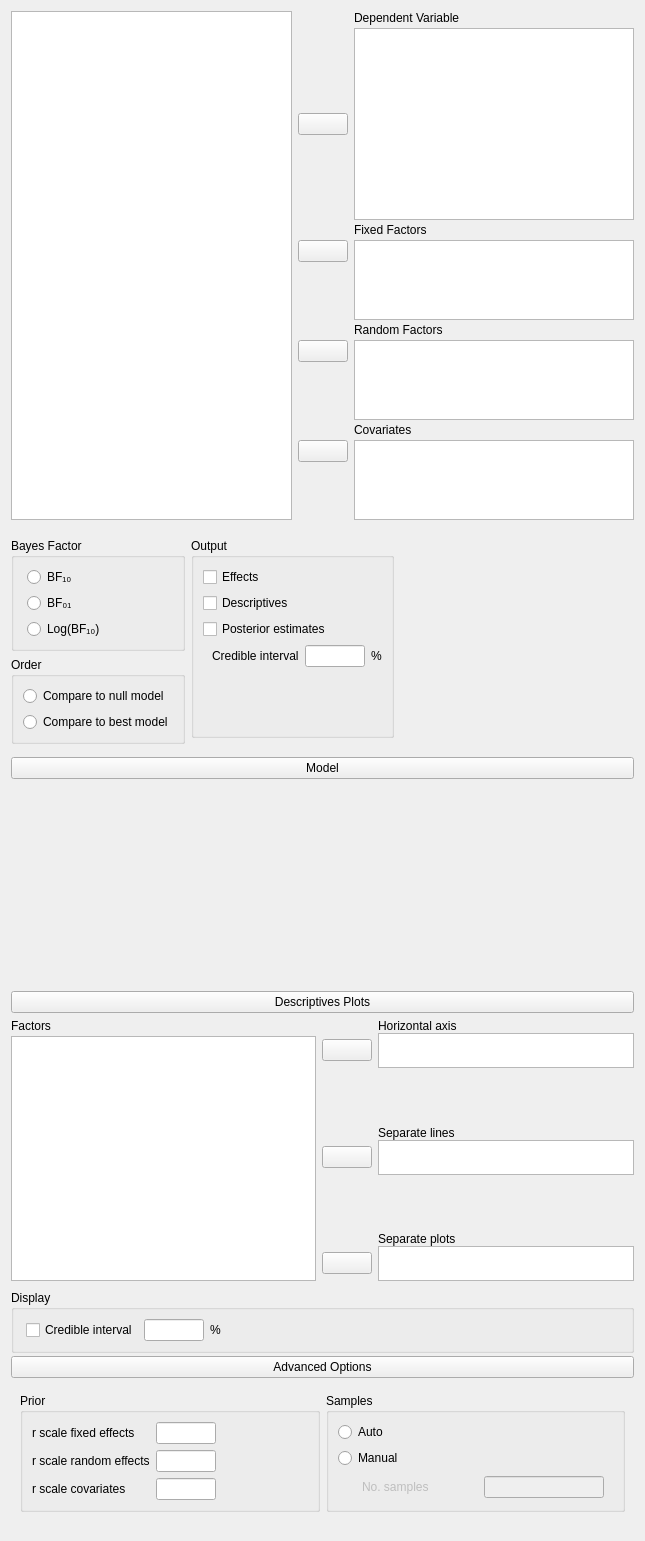
The window that JASP-Desktop/analysisforms/ancovabayesianform.ui (jasp-stats/jasp-desktop) describes before a commit, drawn with Qt 5.
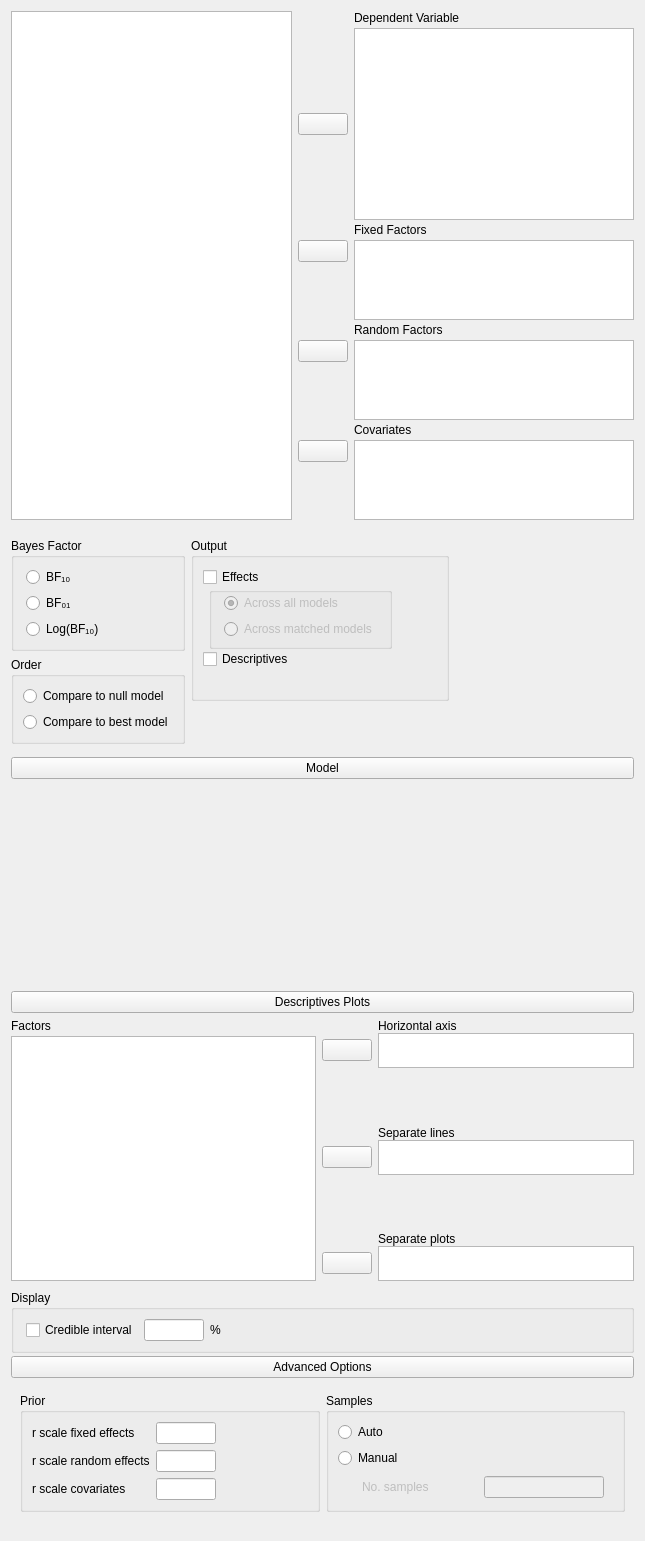
The same window after the commit. Custom widgets are drawn as their Qt base class.

```diff
--- a/JASP-Desktop/analysisforms/ancovabayesianform.ui
+++ b/JASP-Desktop/analysisforms/ancovabayesianform.ui
@@ -1129,151 +1129,6 @@
       <property name="bottomMargin">
        <number>0</number>
       </property>
-      <item row="0" column="1">
-       <widget class="QWidget" name="widget_3" native="true">
-        <layout class="QGridLayout" name="gridLayout_21">
-         <property name="leftMargin">
-          <number>0</number>
-         </property>
-         <property name="topMargin">
-          <number>0</number>
-         </property>
-         <property name="rightMargin">
-          <number>0</number>
-         </property>
-         <property name="bottomMargin">
-          <number>0</number>
-         </property>
-         <item row="0" column="0">
-          <widget class="GroupBox" name="groupBox_4">
-           <property name="sizePolicy">
-            <sizepolicy hsizetype="Fixed" vsizetype="Minimum">
-             <horstretch>0</horstretch>
-             <verstretch>0</verstretch>
-            </sizepolicy>
-           </property>
-           <property name="title">
-            <string>Output</string>
-           </property>
-           <layout class="QGridLayout" name="gridLayout_17">
-            <item row="3" column="0" colspan="3">
-             <widget class="QWidget" name="widgetPosteriorOptions" native="true">
-              <layout class="QGridLayout" name="gridLayout_19">
-               <property name="topMargin">
-                <number>0</number>
-               </property>
-               <property name="rightMargin">
-                <number>0</number>
-               </property>
-               <property name="bottomMargin">
-                <number>0</number>
-               </property>
-               <property name="verticalSpacing">
-                <number>3</number>
-               </property>
-               <item row="0" column="2">
-                <widget class="QLabel" name="label_12">
-                 <property name="sizePolicy">
-                  <sizepolicy hsizetype="Fixed" vsizetype="Fixed">
-                   <horstretch>0</horstretch>
-                   <verstretch>0</verstretch>
-                  </sizepolicy>
-                 </property>
-                 <property name="text">
-                  <string>%</string>
-                 </property>
-                </widget>
-               </item>
-               <item row="0" column="1">
-                <widget class="BoundTextBox" name="posteriorEstimatesCredibleIntervalInterval">
-                 <property name="sizePolicy">
-                  <sizepolicy hsizetype="Fixed" vsizetype="Preferred">
-                   <horstretch>0</horstretch>
-                   <verstretch>0</verstretch>
-                  </sizepolicy>
-                 </property>
-                 <property name="minimumSize">
-                  <size>
-                   <width>60</width>
-                   <height>0</height>
-                  </size>
-                 </property>
-                 <property name="maximumSize">
-                  <size>
-                   <width>60</width>
-                   <height>16777215</height>
-                  </size>
-                 </property>
-                </widget>
-               </item>
-               <item row="0" column="0">
-                <widget class="QLabel" name="label_14">
-                 <property name="sizePolicy">
-                  <sizepolicy hsizetype="Fixed" vsizetype="Fixed">
-                   <horstretch>0</horstretch>
-                   <verstretch>0</verstretch>
-                  </sizepolicy>
-                 </property>
-                 <property name="text">
-                  <string>Credible interval</string>
-                 </property>
-                </widget>
-               </item>
-              </layout>
-             </widget>
-            </item>
-            <item row="0" column="0" colspan="2">
-             <widget class="BoundCheckBox" name="effects">
-              <property name="sizePolicy">
-               <sizepolicy hsizetype="Fixed" vsizetype="Fixed">
-                <horstretch>0</horstretch>
-                <verstretch>0</verstretch>
-               </sizepolicy>
-              </property>
-              <property name="text">
-               <string>Effects</string>
-              </property>
-             </widget>
-            </item>
-            <item row="1" column="0">
-             <widget class="BoundCheckBox" name="descriptives">
-              <property name="text">
-               <string>Descriptives</string>
-              </property>
-             </widget>
-            </item>
-            <item row="2" column="0" colspan="2">
-             <widget class="BoundCheckBox" name="posteriorEstimates">
-              <property name="sizePolicy">
-               <sizepolicy hsizetype="Fixed" vsizetype="Fixed">
-                <horstretch>0</horstretch>
-                <verstretch>0</verstretch>
-               </sizepolicy>
-              </property>
-              <property name="text">
-               <string>Posterior estimates</string>
-              </property>
-             </widget>
-            </item>
-            <item row="4" column="0">
-             <spacer name="verticalSpacer_8">
-              <property name="orientation">
-               <enum>Qt::Vertical</enum>
-              </property>
-              <property name="sizeHint" stdset="0">
-               <size>
-                <width>20</width>
-                <height>5</height>
-               </size>
-              </property>
-             </spacer>
-            </item>
-           </layout>
-          </widget>
-         </item>
-        </layout>
-       </widget>
-      </item>
       <item row="0" column="0" rowspan="2">
        <widget class="QWidget" name="widget_2" native="true">
         <layout class="QGridLayout" name="gridLayout_20">
@@ -1340,25 +1195,12 @@
            </property>
            <layout class="QGridLayout" name="gridLayout_13">
             <property name="leftMargin">
-             <number>13</number>
+             <number>12</number>
             </property>
-            <item row="0" column="0">
-             <widget class="QRadioButton" name="_1">
-              <property name="sizePolicy">
-               <sizepolicy hsizetype="Fixed" vsizetype="Fixed">
-                <horstretch>0</horstretch>
-                <verstretch>0</verstretch>
-               </sizepolicy>
-              </property>
-              <property name="text">
-               <string>BF₁₀</string>
-              </property>
-             </widget>
-            </item>
             <item row="1" column="0">
              <widget class="QRadioButton" name="_2">
               <property name="sizePolicy">
-               <sizepolicy hsizetype="Fixed" vsizetype="Fixed">
+               <sizepolicy hsizetype="Minimum" vsizetype="Fixed">
                 <horstretch>0</horstretch>
                 <verstretch>0</verstretch>
                </sizepolicy>
@@ -1371,7 +1213,7 @@
             <item row="2" column="0">
              <widget class="QRadioButton" name="_3">
               <property name="sizePolicy">
-               <sizepolicy hsizetype="Fixed" vsizetype="Fixed">
+               <sizepolicy hsizetype="Minimum" vsizetype="Fixed">
                 <horstretch>0</horstretch>
                 <verstretch>0</verstretch>
                </sizepolicy>
@@ -1381,14 +1223,133 @@
               </property>
              </widget>
             </item>
+            <item row="0" column="0">
+             <widget class="QRadioButton" name="_1">
+              <property name="sizePolicy">
+               <sizepolicy hsizetype="Minimum" vsizetype="Fixed">
+                <horstretch>0</horstretch>
+                <verstretch>0</verstretch>
+               </sizepolicy>
+              </property>
+              <property name="text">
+               <string>BF₁₀</string>
+              </property>
+             </widget>
+            </item>
+           </layout>
+          </widget>
+         </item>
+        </layout>
+       </widget>
+      </item>
+      <item row="0" column="1">
+       <widget class="QWidget" name="widget_3" native="true">
+        <layout class="QGridLayout" name="gridLayout_8">
+         <property name="leftMargin">
+          <number>0</number>
+         </property>
+         <property name="topMargin">
+          <number>0</number>
+         </property>
+         <property name="rightMargin">
+          <number>0</number>
+         </property>
+         <property name="bottomMargin">
+          <number>0</number>
+         </property>
+         <item row="0" column="0">
+          <widget class="GroupBox" name="groupBox_3">
+           <property name="sizePolicy">
+            <sizepolicy hsizetype="Minimum" vsizetype="Preferred">
+             <horstretch>0</horstretch>
+             <verstretch>0</verstretch>
+            </sizepolicy>
+           </property>
+           <property name="title">
+            <string>Output</string>
+           </property>
+           <layout class="QFormLayout" name="formLayout">
+            <property name="verticalSpacing">
+             <number>0</number>
+            </property>
+            <property name="rightMargin">
+             <number>12</number>
+            </property>
+            <item row="0" column="0" colspan="2">
+             <widget class="BoundCheckBox" name="effects">
+              <property name="text">
+               <string>Effects</string>
+              </property>
+             </widget>
+            </item>
             <item row="1" column="1">
-             <spacer name="horizontalSpacer_4">
+             <widget class="BoundGroupBox" name="effectsType">
+              <property name="enabled">
+               <bool>false</bool>
+              </property>
+              <property name="sizePolicy">
+               <sizepolicy hsizetype="Fixed" vsizetype="Fixed">
+                <horstretch>0</horstretch>
+                <verstretch>0</verstretch>
+               </sizepolicy>
+              </property>
+              <property name="title">
+               <string/>
+              </property>
+              <layout class="QGridLayout" name="gridLayout_12">
+               <property name="leftMargin">
+                <number>12</number>
+               </property>
+               <property name="topMargin">
+                <number>0</number>
+               </property>
+               <property name="rightMargin">
+                <number>12</number>
+               </property>
+               <property name="bottomMargin">
+                <number>7</number>
+               </property>
+               <property name="verticalSpacing">
+                <number>-1</number>
+               </property>
+               <item row="3" column="0">
+                <widget class="QRadioButton" name="excludeInteractions">
+                 <property name="text">
+                  <string>Across matched models</string>
+                 </property>
+                </widget>
+               </item>
+               <item row="2" column="0">
+                <widget class="QRadioButton" name="allModels">
+                 <property name="text">
+                  <string>Across all models</string>
+                 </property>
+                 <property name="checked">
+                  <bool>true</bool>
+                 </property>
+                </widget>
+               </item>
+              </layout>
+             </widget>
+            </item>
+            <item row="3" column="0" colspan="2">
+             <widget class="BoundCheckBox" name="descriptives">
+              <property name="text">
+               <string>Descriptives</string>
+              </property>
+             </widget>
+            </item>
+            <item row="4" column="1">
+             <spacer name="horizontalSpacer_5">
               <property name="orientation">
                <enum>Qt::Horizontal</enum>
               </property>
+              <property name="sizeType">
+               <enum>QSizePolicy::Fixed</enum>
+              </property>
               <property name="sizeHint" stdset="0">
                <size>
-                <width>40</width>
+                <width>225</width>
                 <height>20</height>
                </size>
               </property>
```
Left out of the diff: 21 changed lines with no effect on the pictures.
